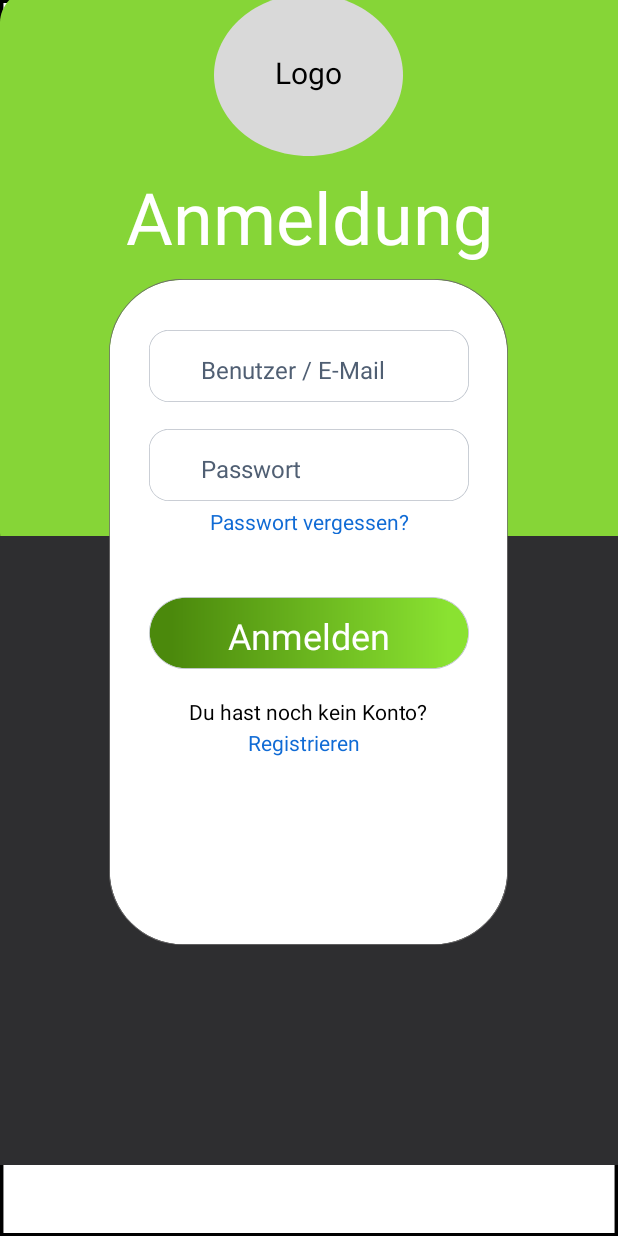
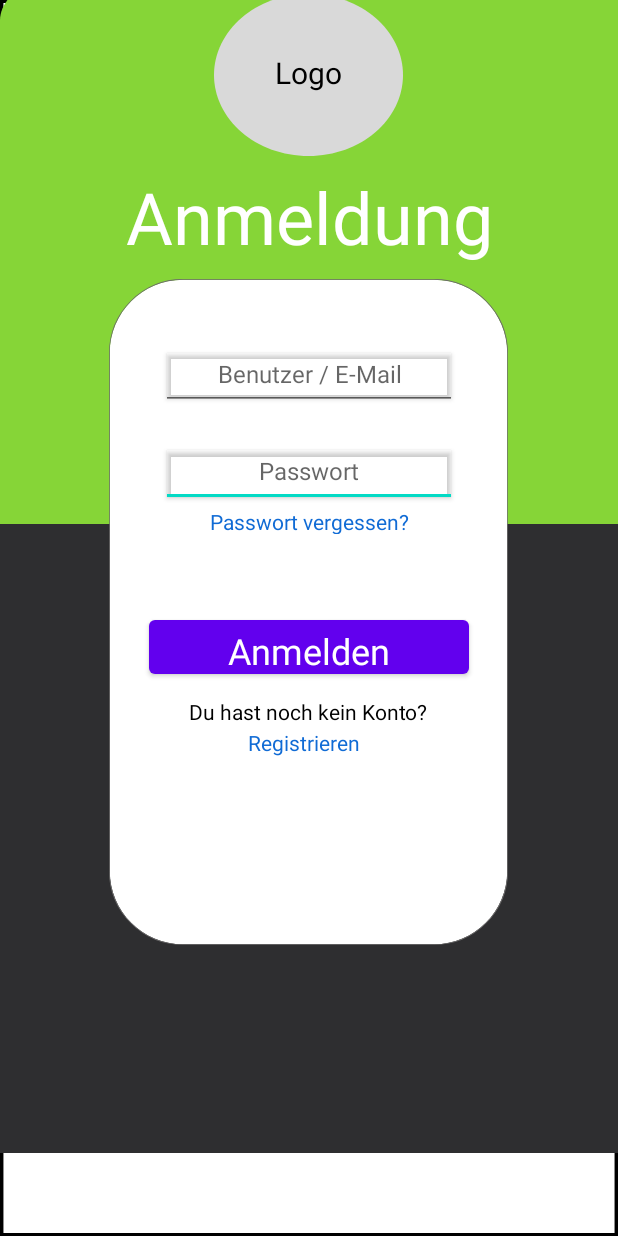
Before and after one commit to NicoB-Code/LearnAhead, an Android app: the layout login.xml on its own in the app's theme, with its tools: preview values and no code run, on a phone screen of 412 x 824 dp. Run offline under Robolectric (Android 15) with nearby library versions, the phone set to English and light mode, and no system bars.

Commit message:
Database connection now stable - login prototype now working

```diff
--- a/app/src/main/java/com/example/learnahead_prototyp/MainActivity.kt
+++ b/app/src/main/java/com/example/learnahead_prototyp/MainActivity.kt
@@ -2,27 +2,42 @@ package com.example.learnahead_prototyp
 
 import androidx.appcompat.app.AppCompatActivity
 import android.os.Bundle
+import android.util.Log
 import android.widget.Button
+import android.widget.EditText
 import android.widget.TextView
 import androidx.lifecycle.ViewModelProvider
+import com.google.firebase.firestore.ktx.firestore
+import com.google.firebase.ktx.Firebase
+import org.w3c.dom.Text
 
 class MainActivity : AppCompatActivity() {
     private lateinit var myViewModel: MyViewModel
+    private val TAG = "DocSnippets"
+    lateinit var mUsername: String
+    lateinit var mPassword: String
 
     override fun onCreate(savedInstanceState: Bundle?) {
         super.onCreate(savedInstanceState)
-        setContentView(R.layout.activity_main)
+        setContentView(R.layout.login)
 
         myViewModel = ViewModelProvider(this).get(MyViewModel::class.java)
 
-        val myTextView: TextView = findViewById(R.id.myTextView)
-        myTextView.text = myViewModel.myModel.myData
+        val anmeldeButton: Button = findViewById(R.id.anmeldenButton)
+        anmeldeButton.setOnClickListener{
+            val userInput: EditText = findViewById(R.id.benutzer_e_)
+            val passInput: EditText = findViewById(R.id.passwort)
+            // we get the input for the login which needs to be checked
+            mUsername = userInput.text.toString()
+            mPassword = passInput.text.toString()
 
-        val myButton: Button = findViewById(R.id.myButton)
-        myButton.setOnClickListener {
-            myViewModel.updateMyData("New Data")
-            myTextView.text = myViewModel.myModel.myData
-            setContentView(R.layout.login)
+            myViewModel.validateUserCredentials(mUsername, mPassword) { isValid ->
+                if (isValid) {
+                    Log.d("MainActivity","Authentification successful")
+                } else {
+                    Log.d("MainActivity","Authentification failed")
+                }
+            }
         }
     }
 }
--- a/app/src/main/java/com/example/learnahead_prototyp/MyModel.kt
+++ b/app/src/main/java/com/example/learnahead_prototyp/MyModel.kt
@@ -1,5 +1,36 @@
 package com.example.learnahead_prototyp
+
+import android.util.Log
+import com.google.firebase.firestore.FirebaseFirestore
+import com.google.firebase.firestore.ktx.firestore
+import com.google.firebase.ktx.Firebase
 
 class MyModel {
     var myData: String = "Hello, MVVM!"
+    var dbConnection = Firebase.firestore
+
+    fun checkUserCredentials(username: String, password: String, onComplete: (Boolean) -> Unit) {
+        // Get a reference to the "users" collection in Firestore
+        val usersCollection = FirebaseFirestore.getInstance().collection("users")
+
+        // Query the "users" collection for a document with the specified username and password
+        usersCollection
+            .whereEqualTo("username", username)
+            .whereEqualTo("password", password)
+            .get()
+            .addOnSuccessListener { querySnapshot ->
+                // If a document was found with the specified username and password, return true
+                if (!querySnapshot.isEmpty) {
+                    onComplete(true)
+                } else {
+                    onComplete(false)
+                }
+            }
+            .addOnFailureListener { exception ->
+                // Handle any errors that occurred while querying the Firestore database
+                Log.e("Firestore", "Error checking user credentials", exception)
+                onComplete(false)
+            }
+    }
+
 }
--- a/app/src/main/java/com/example/learnahead_prototyp/MyViewModel.kt
+++ b/app/src/main/java/com/example/learnahead_prototyp/MyViewModel.kt
@@ -8,4 +8,7 @@ class MyViewModel : ViewModel() {
     fun updateMyData(newData: String) {
         myModel.myData = newData
     }
+    fun validateUserCredentials(username: String, password: String, onComplete: (Boolean) -> Unit) {
+        myModel.checkUserCredentials(username, password, onComplete)
+    }
 }
--- a/app/src/main/res/layout/login.xml
+++ b/app/src/main/res/layout/login.xml
@@ -7,16 +7,6 @@
     android:background="@drawable/android_lar"
     android:clipToOutline="true"
     >
-
-
-    <!-- RegisterGroup -->
-    <View
-        android:id="@+id/registerGroup"
-        android:layout_width="175dp"
-        android:layout_height="39dp"
-        android:layout_centerHorizontal="true"
-        android:layout_marginTop="464dp"
-        android:background="#00000000" />
 
     <!-- Kein Konto -->
     <TextView
@@ -38,41 +28,18 @@
         android:text="@string/register"
         android:textAppearance="@style/register" />
 
-    <!-- Login Bottom Group -->
-    <View
-        android:id="@+id/login_botto"
+    <!-- Anmelden -->
+    <Button
+        android:id="@+id/anmeldenButton"
         android:layout_width="213dp"
         android:layout_height="48dp"
+        android:layout_marginTop="407dp"
         android:layout_centerHorizontal="true"
-        android:layout_marginTop="398dp"
-        android:background="#00000000" />
-    <!-- Rectangle 1 -->
-    <View
-        android:id="@+id/rectangle_1"
-        android:layout_width="213dp"
-        android:layout_height="48dp"
-        android:layout_centerHorizontal="true"
-        android:layout_marginTop="398dp"
-        android:background="@drawable/rectangle_1" />
-    <!-- Anmelden -->
-    <TextView
-        android:id="@+id/anmelden"
-        android:layout_width="136dp"
-        android:layout_height="29dp"
-        android:layout_centerHorizontal="true"
-        android:layout_marginTop="407dp"
         android:text="@string/anmelden"
+        android:gravity="center"
+        android:elevation="2dp"
         android:textAppearance="@style/anmelden"
-        android:gravity="center"
-        android:elevation="2dp"/>
-    <!-- Forgot Password Group -->
-    <View
-        android:id="@+id/forgot_pass"
-        android:layout_width="156dp"
-        android:layout_height="18dp"
-        android:layout_centerHorizontal="true"
-        android:layout_marginTop="341dp"
-        android:background="#00000000" />
+        android:onClick="onAnmeldeButtonClick" />
     <!-- Passwort vergessen? -->
     <TextView
         android:id="@+id/passwort_ve"
@@ -84,86 +51,44 @@
         android:textAppearance="@style/passwort_ve"
         android:gravity="center"/>
 
-    <!-- password group -->
-    <View
-        android:id="@+id/password"
-        android:layout_width="213dp"
+    <!-- Passwort -->
+    <!-- consider using layout_height="wrap_content" (icon size too small though) -->
+    <EditText
+        android:id="@+id/passwort"
+        android:layout_width="197dp"
         android:layout_height="48dp"
         android:layout_centerHorizontal="true"
-        android:layout_marginTop="286dp"
-        android:background="#00000000" />
-    <!-- Passwort -->
-    <TextView
-        android:id="@+id/passwort"
-        android:layout_width="144dp"
-        android:layout_height="27dp"
-        android:layout_centerHorizontal="true"
-        android:layout_marginTop="301dp"
-        android:text="@string/passwort"
+        android:layout_marginTop="290dp"
+        android:elevation="2dp"
+        android:hint="Passwort"
         android:textAppearance="@style/passwort"
-        android:elevation="2dp"/>
-    <!-- Rectangle 14 -->
-    <View
-        android:id="@+id/rectangle_14"
-        android:layout_width="213dp"
+        android:gravity="center"/>
+
+    <!-- Benutzer / E-Mail -->
+    <EditText
+        android:id="@+id/benutzer_e_"
+        android:layout_width="197dp"
         android:layout_height="48dp"
         android:layout_centerHorizontal="true"
-        android:layout_marginTop="286dp"
-        android:background="@drawable/rectangle_14" />
-    <!-- Username/Email Group -->
-    <View
-        android:id="@+id/username_em"
-        android:layout_width="213dp"
-        android:layout_height="48dp"
-        android:layout_centerHorizontal="true"
-        android:layout_marginTop="220dp"
-        android:background="#00000000" />
-    <!-- Benutzer / E-Mail -->
-    <TextView
-        android:id="@+id/benutzer_e_"
-        android:layout_width="144dp"
-        android:layout_height="27dp"
-        android:layout_centerHorizontal="true"
-        android:layout_marginTop="235dp"
-        android:text="@string/benutzer_e_"
+        android:layout_marginTop="225dp"
+        android:elevation="2dp"
+        android:hint="Benutzer / E-Mail"
         android:textAppearance="@style/benutzer_e_"
-        android:elevation="2dp"/>
-    <!-- Rectangle 2 -->
-    <View
-        android:id="@+id/rectangle_2"
-        android:layout_width="213dp"
-        android:layout_height="48dp"
-        android:layout_centerHorizontal="true"
-        android:layout_marginTop="220dp"
-        android:background="@drawable/rectangle_2" />
+        android:gravity="center"/>
+
     <!-- Login Top Group -->
-    <View
-        android:id="@+id/login_top_group"
-        android:layout_width="293dp"
-        android:layout_height="60dp"
-        android:layout_centerHorizontal="true"
-        android:layout_marginTop="112dp"
-        android:background="#00000000" />
     <!-- Login Top -->
     <TextView
         android:id="@+id/login_top"
         android:layout_width="296dp"
         android:layout_height="wrap_content"
-        android:layout_alignBottom="@+id/login_top_group"
         android:layout_centerHorizontal="true"
         android:layout_marginTop="112dp"
         android:layout_marginBottom="-4dp"
         android:gravity="center"
         android:text="@string/login_top"
         android:textAppearance="@style/login_top" />
-    <!-- Databox Group-->
-    <View
-        android:id="@+id/databox_group"
-        android:layout_width="266dp"
-        android:layout_height="444dp"
-        android:layout_centerHorizontal="true"
-        android:layout_marginTop="186dp"
-        android:background="#00000000" />
+
     <!-- Data Box -->
     <View
         android:id="@+id/data_box_register"
@@ -174,14 +99,6 @@
         android:background="@drawable/data_box_register"
         android:elevation="-3dp" />
 
-    <!-- Logo Group -->
-    <View
-        android:id="@+id/logo_group"
-        android:layout_width="126dp"
-        android:layout_height="108dp"
-        android:layout_centerHorizontal="true"
-        android:layout_marginTop="-3dp"
-        android:background="#00000000" />
     <!-- Logo -->
     <TextView
         android:id="@+id/logo"
@@ -193,7 +110,6 @@
         android:text="@string/logo"
         android:textAppearance="@style/logo" />
 
-    <!-- Base Layout Group -->
     <View
         android:id="@+id/ellipse_1"
         android:layout_width="126dp"
@@ -211,23 +127,26 @@
         android:layout_marginTop="-24dp"
         android:background="#00000000" />
     <!-- Rectangle 3 -->
+    <!-- Rectangle 4 -->
     <View
         android:id="@+id/rectangle_3"
         android:layout_width="wrap_content"
         android:layout_height="418dp"
         android:layout_alignParentLeft="true"
         android:layout_alignParentTop="true"
-        android:layout_marginTop="-24dp"
+        android:layout_marginLeft="0dp"
+        android:layout_marginTop="-25dp"
         android:background="@drawable/rectangle_3"
         android:elevation="-4dp" />
-    <!-- Rectangle 4 -->
+
     <View
         android:id="@+id/rectangle_4"
         android:layout_width="match_parent"
         android:layout_height="419dp"
         android:layout_alignParentLeft="true"
         android:layout_alignParentTop="true"
-        android:layout_marginTop="357dp"
+        android:layout_marginLeft="0dp"
+        android:layout_marginTop="349dp"
         android:background="@drawable/rectangle_4"
         android:elevation="-4dp" />
 
--- a/build.gradle
+++ b/build.gradle
@@ -1,4 +1,16 @@
-// Top-level build file where you can add configuration options common to all sub-projects/modules.
+// Top-level build file where you can add configuration options common to all sub-projects/modules
+buildscript {
+    repositories {
+        // Make sure that you have the following two repositories
+        google()  // Google's Maven repository
+        mavenCentral()  // Maven Central repository
+
+    }
+    dependencies {
+        // Add the dependency for the Google services Gradle plugin
+        classpath 'com.google.gms:google-services:4.3.15'
+    }
+}
 plugins {
     id 'com.android.application' version '7.4.2' apply false
     id 'com.android.library' version '7.4.2' apply false
```
Also changed, not shown: app/build.gradle (+10 -1 lines).
